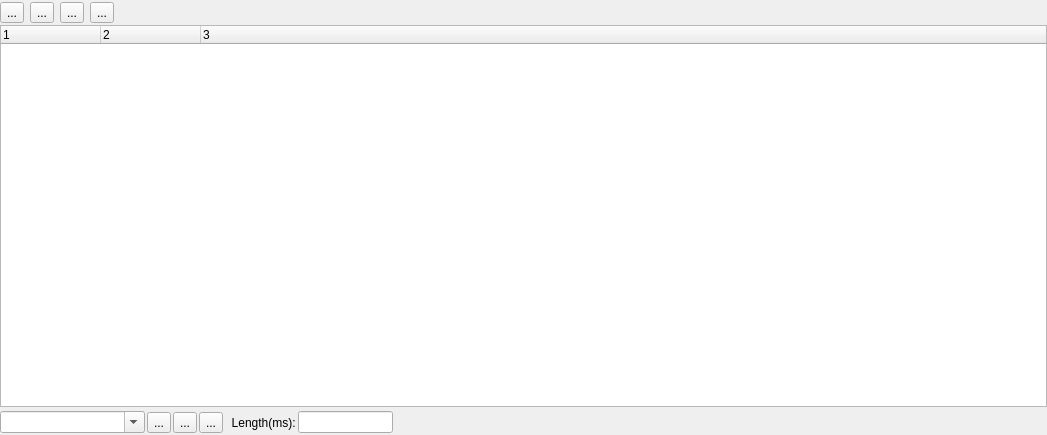
Above: engine/modules/anim/editor/ui/timeline_panel.ui from timi-liuliang/echo before the change. Below: the same form after it.
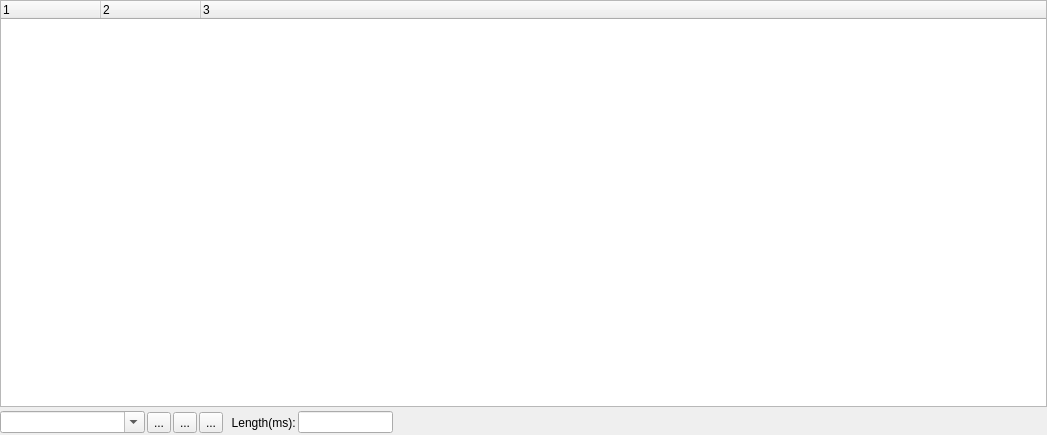
That is the form after the change.

Commit message: Timeline set QHeaderToolBar custom widget #1266

Diff of the .ui file:
```diff
--- a/engine/modules/anim/editor/ui/timeline_panel.ui
+++ b/engine/modules/anim/editor/ui/timeline_panel.ui
@@ -35,110 +35,6 @@
       <property name="spacing">
        <number>0</number>
       </property>
-      <item>
-       <widget class="QWidget" name="TopTools" native="true">
-        <property name="minimumSize">
-         <size>
-          <width>0</width>
-          <height>25</height>
-         </size>
-        </property>
-        <property name="maximumSize">
-         <size>
-          <width>16777215</width>
-          <height>25</height>
-         </size>
-        </property>
-        <layout class="QHBoxLayout" name="horizontalLayout_2">
-         <property name="leftMargin">
-          <number>0</number>
-         </property>
-         <property name="topMargin">
-          <number>0</number>
-         </property>
-         <property name="rightMargin">
-          <number>0</number>
-         </property>
-         <property name="bottomMargin">
-          <number>0</number>
-         </property>
-         <item>
-          <widget class="QToolButton" name="m_addNode">
-           <property name="sizePolicy">
-            <sizepolicy hsizetype="Fixed" vsizetype="Fixed">
-             <horstretch>0</horstretch>
-             <verstretch>0</verstretch>
-            </sizepolicy>
-           </property>
-           <property name="toolTip">
-            <string>Add objects to current animation</string>
-           </property>
-           <property name="statusTip">
-            <string>Add</string>
-           </property>
-           <property name="text">
-            <string>...</string>
-           </property>
-           <property name="popupMode">
-            <enum>QToolButton::DelayedPopup</enum>
-           </property>
-          </widget>
-         </item>
-         <item>
-          <widget class="QToolButton" name="Play">
-           <property name="toolTip">
-            <string>Play</string>
-           </property>
-           <property name="statusTip">
-            <string>Play</string>
-           </property>
-           <property name="text">
-            <string>...</string>
-           </property>
-          </widget>
-         </item>
-         <item>
-          <widget class="QToolButton" name="Stop">
-           <property name="toolTip">
-            <string>Stop</string>
-           </property>
-           <property name="statusTip">
-            <string>Stop</string>
-           </property>
-           <property name="text">
-            <string>...</string>
-           </property>
-          </widget>
-         </item>
-         <item>
-          <widget class="QToolButton" name="Restart">
-           <property name="toolTip">
-            <string>Restart</string>
-           </property>
-           <property name="statusTip">
-            <string>Restart</string>
-           </property>
-           <property name="text">
-            <string>...</string>
-           </property>
-          </widget>
-         </item>
-         <item>
-          <spacer name="horizontalSpacer">
-           <property name="orientation">
-            <enum>Qt::Horizontal</enum>
-           </property>
-           <property name="sizeHint" stdset="0">
-            <size>
-             <width>40</width>
-             <height>20</height>
-            </size>
-           </property>
-          </spacer>
-         </item>
-        </layout>
-       </widget>
-      </item>
       <item>
        <widget class="QTreeWidget" name="m_treeWidget">
         <property name="animated">
```
The commit also changes 6 other files.
